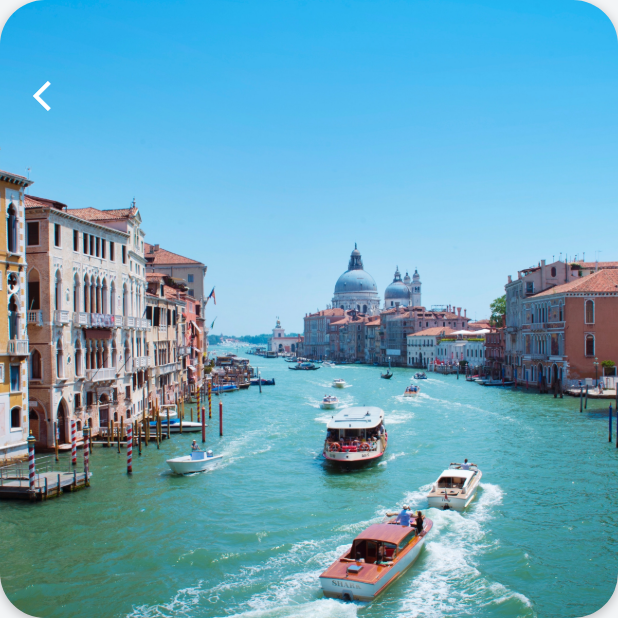
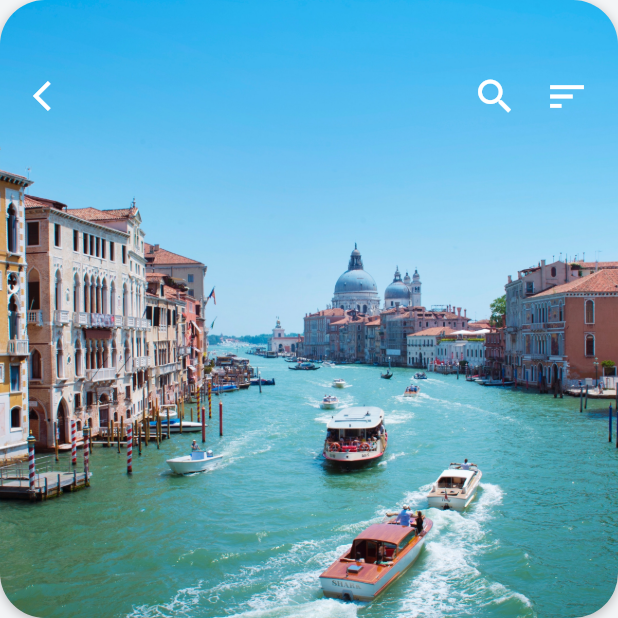
Before and after one commit to Tosin8/hooliday, a Flutter app: the screen it shows after launch, after a tap on an icon or button, on a phone screen of 412 x 824 dp, the top half of it. Run offline on Flutter 3.47's test engine with Material 2 defaults, Android fonts, the phone set to English and light mode, and no system bars; our stand-ins replace font_awesome_flutter.

Commit message:
Update destination_screen.dart
Refactoring the Navs Button at the upper level.

```diff
--- a/lib/extensions/destination_screen.dart
+++ b/lib/extensions/destination_screen.dart
@@ -1,4 +1,5 @@
 import 'package:flutter/material.dart';
+import 'package:font_awesome_flutter/font_awesome_flutter.dart';
 
 import '../models/destination_model.dart';
 
@@ -38,10 +39,24 @@ class _DestinationScreenState extends State<DestinationScreen> {
               padding:
                   const EdgeInsets.symmetric(horizontal: 10.0, vertical: 40.0),
               child: Row(
+                mainAxisAlignment: MainAxisAlignment.spaceBetween,
                 children: [
                   IconButton(
                       onPressed: () => Navigator.pop(context),
-                      icon: Icon(Icons.arrow_back_ios, color: Colors.white))
+                      icon: Icon(Icons.arrow_back_ios, color: Colors.white)),
+                  SizedBox(width: 30),
+                  Row(
+                    children: [
+                      IconButton(
+                        onPressed: () => Navigator.pop(context),
+                        icon: Icon(Icons.search, size: 30, color: Colors.white),
+                      ),
+                      IconButton(
+                          onPressed: () => Navigator.pop(context),
+                          icon: Icon(Icons.sort, size: 30),
+                          color: Colors.white),
+                    ],
+                  )
                 ],
               ),
             )
```
